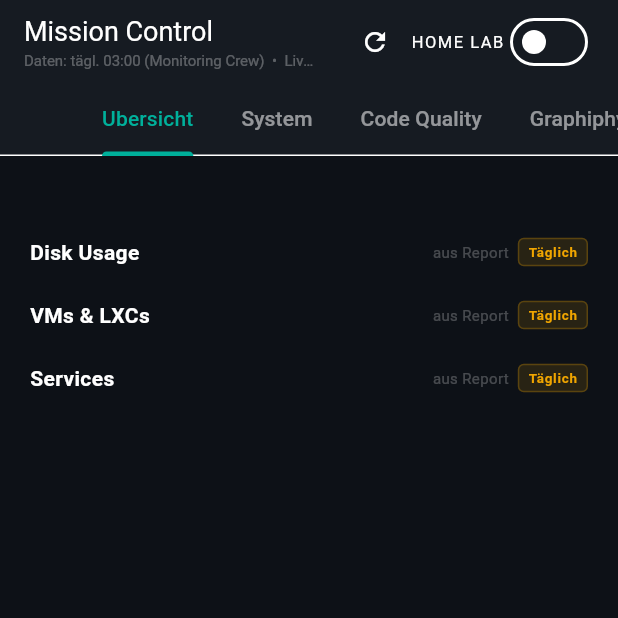
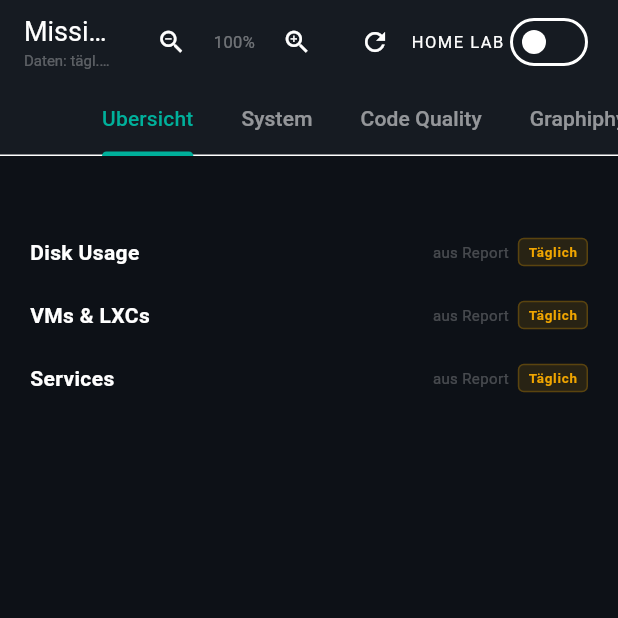
Before and after one commit to agentomaniac1o0/missioncontrol-app, a Flutter app: the screen it shows after launch, on a phone screen of 412 x 824 dp, the top half of it. Run offline on Flutter 3.47's test engine with Material 3 defaults, Android fonts, the light colour scheme and no system bars; our stand-ins replace dio, fl_chart, flutter_local_notifications, flutter_riverpod; network calls fail.

Commit message:
feat: zoom controls + service host labels + font size bump

```diff
--- a/frontend/lib/app.dart
+++ b/frontend/lib/app.dart
@@ -20,6 +20,7 @@ class MissionControlApp extends ConsumerWidget {
     final location = ref.watch(locationProvider);
     final criticalAsync = ref.watch(criticalCountProvider(location));
     final criticalCount = criticalAsync.valueOrNull?.total ?? 0;
+    final scale = ref.watch(textScaleProvider);
 
     final tabs = <Widget>[
       const Tab(text: 'Ubersicht'),
@@ -74,6 +75,32 @@ class MissionControlApp extends ConsumerWidget {
             ),
             actions: [
               IconButton(
+                icon: const Icon(Icons.zoom_out, size: 20),
+                tooltip: 'Verkleinern',
+                onPressed: scale > 0.6
+                    ? () => ref.read(textScaleProvider.notifier).state =
+                        (scale - 0.1).clamp(0.5, 2.5)
+                    : null,
+              ),
+              GestureDetector(
+                onTap: () => ref.read(textScaleProvider.notifier).state = 1.0,
+                child: Container(
+                  padding: const EdgeInsets.symmetric(horizontal: 4),
+                  child: Text('${(scale * 100).round()}%',
+                      style: TextStyle(fontSize: 11,
+                          color: scale == 1.0 ? Colors.white38 : AppTheme.gold)),
+                ),
+              ),
+              IconButton(
+                icon: const Icon(Icons.zoom_in, size: 20),
+                tooltip: 'Vergrößern',
+                onPressed: scale < 2.4
+                    ? () => ref.read(textScaleProvider.notifier).state =
+                        (scale + 0.1).clamp(0.5, 2.5)
+                    : null,
+              ),
+              const SizedBox(width: 4),
+              IconButton(
                 icon: const Icon(Icons.refresh, size: 20),
                 tooltip: 'Daten aktualisieren',
                 onPressed: () {
@@ -94,7 +121,9 @@ class MissionControlApp extends ConsumerWidget {
               const SizedBox(width: 8),
             ],
           ),
-          body: const TabBarView(
+          body: MediaQuery(
+            data: MediaQuery.of(context).copyWith(textScaler: TextScaler.linear(scale)),
+            child: const TabBarView(
               children: [
                 OverviewPage(),
                 SystemPage(),
@@ -103,6 +132,7 @@ class MissionControlApp extends ConsumerWidget {
                 LivePage(),
                 ReportsPage(),
               ],
+            ),
           ),
         ),
       ),
--- a/frontend/lib/models/missioncontrol_system.dart
+++ b/frontend/lib/models/missioncontrol_system.dart
@@ -31,11 +31,13 @@ class ServiceStatus {
   final String name;
   final bool online;
   final int port;
+  final String host;
 
   const ServiceStatus({
     required this.name,
     required this.online,
     required this.port,
+    this.host = '',
   });
 
   factory ServiceStatus.fromJson(Map<String, dynamic> json) {
@@ -43,6 +45,7 @@ class ServiceStatus {
       name: json['name'] as String,
       online: json['online'] as bool? ?? false,
       port: json['port'] as int? ?? 0,
+      host: json['host'] as String? ?? '',
     );
   }
 }
--- a/frontend/lib/providers/missioncontrol_provider.dart
+++ b/frontend/lib/providers/missioncontrol_provider.dart
@@ -8,6 +8,8 @@ import '../models/missioncontrol_code_quality.dart';
 final dioProvider = Provider<Dio>((ref) => Dio());
 
 final locationProvider = StateProvider<String>((ref) => 'home-lab');
+
+final textScaleProvider = StateProvider<double>((ref) => 1.0);
 
 final missioncontrollerOverviewProvider =
     FutureProvider.family<MissioncontrolOverview, String>((ref, location) async {
--- a/frontend/lib/widgets/service_matrix.dart
+++ b/frontend/lib/widgets/service_matrix.dart
@@ -30,6 +30,7 @@ class ServiceMatrix extends StatelessWidget {
 
   Widget _serviceChip(ServiceStatus service) {
     final color = service.online ? AppTheme.green : AppTheme.red;
+    final hostLabel = service.host.isNotEmpty ? '\n${service.host}' : '';
     return Container(
       padding: const EdgeInsets.symmetric(horizontal: 10, vertical: 6),
       decoration: BoxDecoration(
@@ -47,7 +48,7 @@ class ServiceMatrix extends StatelessWidget {
           ),
           const SizedBox(width: 6),
           Text(
-            service.name,
+            service.name + hostLabel,
             style: TextStyle(fontSize: 11, color: color, fontWeight: FontWeight.w500),
           ),
         ],
```
Also changed, not shown: frontend/lib/pages/live_page.dart (+6 -4 lines), frontend/lib/pages/reports_page.dart (+5 -5 lines), 1 other file. Lines whose indentation alone changed are shown as unchanged.
